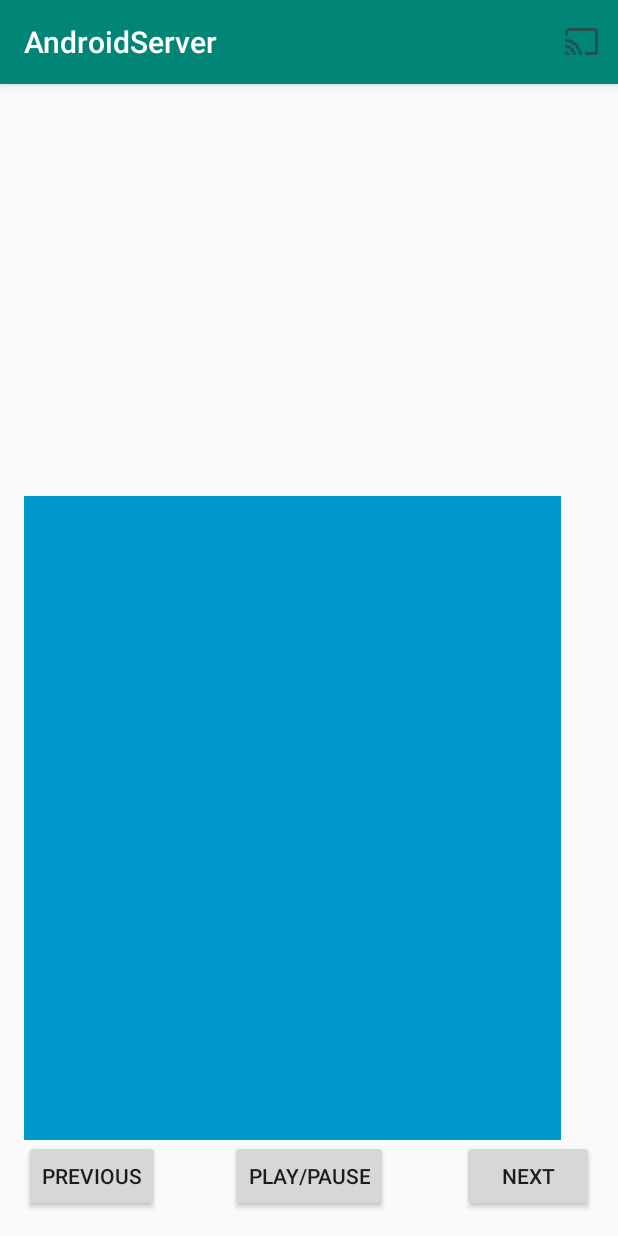
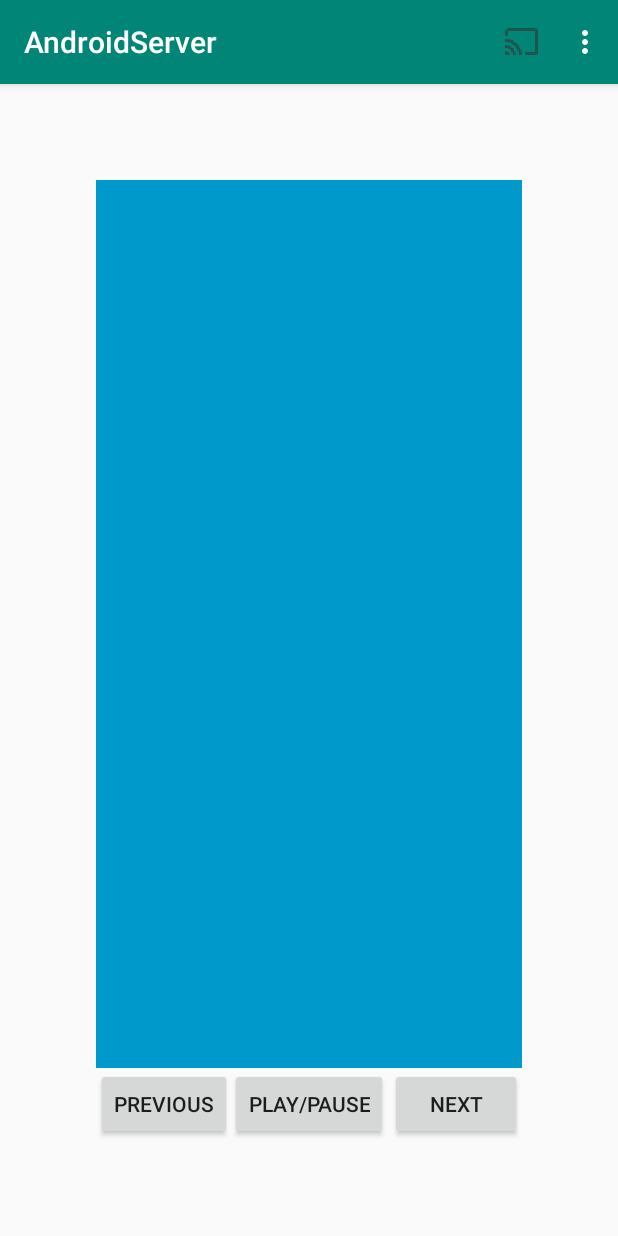
Before and after one commit to 2019Makers/Makers-Teamproject, an Android app: the screen it shows after launch (MainActivity), on a phone screen of 412 x 824 dp. Run offline under Robolectric (Android 15) with nearby library versions, the phone set to English and light mode, and no system bars.

Commit message:
PC와 Android 원격 간단 제어 프로그램

```diff
--- a/인애/AndroidServer/app/src/main/AndroidManifest.xml
+++ b/인애/AndroidServer/app/src/main/AndroidManifest.xml
@@ -1,6 +1,10 @@
 <?xml version="1.0" encoding="utf-8"?>
 <manifest xmlns:android="http://schemas.android.com/apk/res/android"
     package="com.example.inaee.androidserver" >
+
+    <uses-permission android:name="android.permission.ACCESS_NETWORK_STATE">
+    </uses-permission>
+    <uses-permission android:name="android.permission.INTERNET"></uses-permission>
 
     <application
         android:allowBackup="true"
--- a/인애/AndroidServer/app/src/main/res/layout/activity_main.xml
+++ b/인애/AndroidServer/app/src/main/res/layout/activity_main.xml
@@ -11,8 +11,8 @@
 
     <TextView
         android:id="@+id/mousePad"
-        android:layout_width="358dp"
-        android:layout_height="429dp"
+        android:layout_width="match_parent"
+        android:layout_height="match_parent"
         android:layout_above="@+id/playPauseButton"
         android:background="@android:color/holo_blue_dark"
         android:clickable="true" />
--- a/인애/AndroidServer/app/src/main/res/menu/menu.xml
+++ b/인애/AndroidServer/app/src/main/res/menu/menu.xml
@@ -10,4 +10,9 @@
 
     </item>
 
+    <item android:id="@+id/action_settings"
+        android:title="action_settings"
+        android:orderInCategory="100"
+        app:showAsAction="never"></item>
+
 </menu>
--- a/인애/AndroidServer/app/src/main/res/values/dimen.xml
+++ /dev/null
@@ -1,8 +0,0 @@
-<?xml version="1.0" encoding="utf-8"?>
-<resources>
-    <dimen name="activity_horizontal_margin">16dp</dimen>
-    <dimen name="activity_vertical_margin">16dp</dimen>
-
-    <dimen name="wide_size">40px</dimen>
-
-</resources>
--- /dev/null
+++ b/인애/AndroidServer/app/src/main/res/values/dimens.xml
@@ -0,0 +1,6 @@
+<?xml version="1.0" encoding="utf-8"?>
+<resources>
+    <dimen name="activity_horizontal_margin">64dp</dimen>
+    <dimen name="activity_vertical_margin">64dp</dimen>
+
+</resources>
--- a/인애/AndroidServer/app/src/main/res/values/strings.xml
+++ b/인애/AndroidServer/app/src/main/res/values/strings.xml
@@ -1,3 +1,7 @@
 <resources>
     <string name="app_name">AndroidServer</string>
+
+    <string name="hello_world">Hello world!</string>
+    <string name="action_settings">Settings</string>
+    <string name="action_connect">Connect</string>
 </resources>
```
Also changed, not shown: 인애/AndroidServer/app/src/main/java/com/example/inaee/androidserver/Constants.java (+5 -7 lines), 2 other files.
